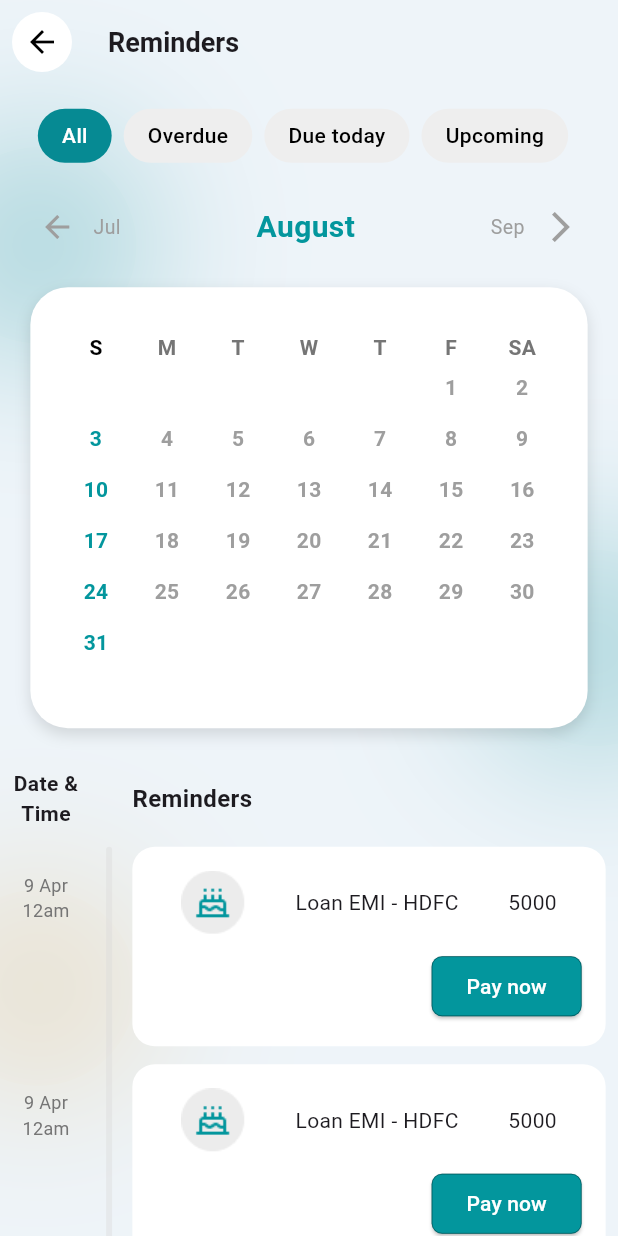
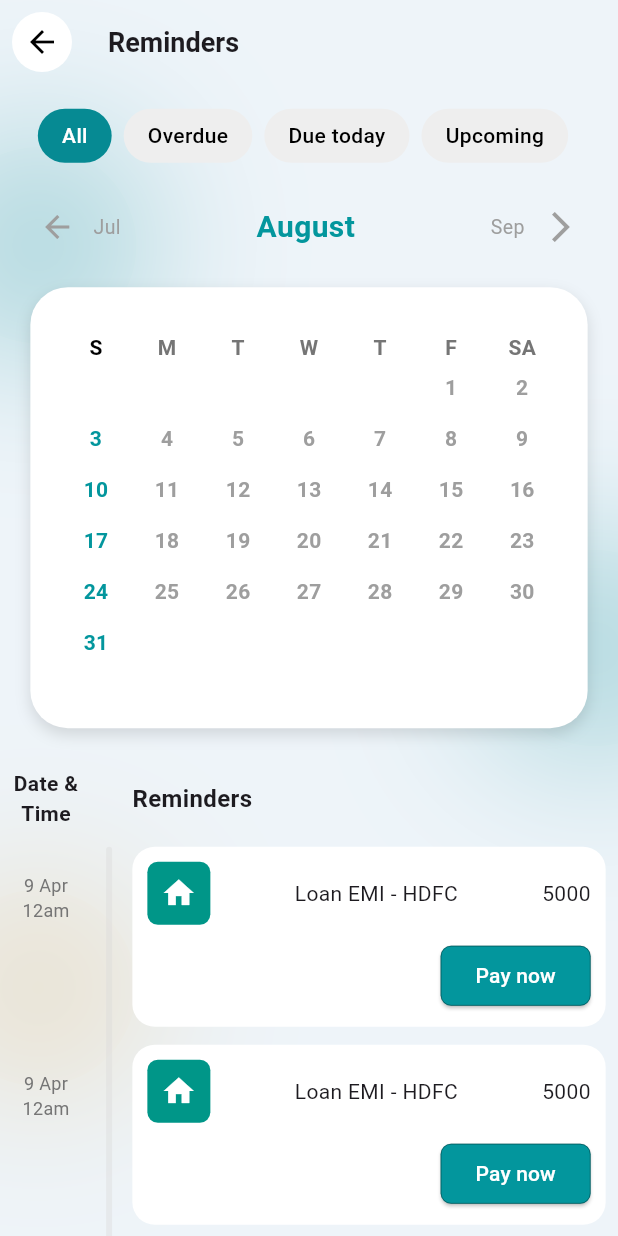
Before and after one commit to Arjun256900/ekonomi_new, a Flutter app: the ReminderScreen screen opened directly, on a phone screen of 412 x 824 dp. Run offline on Flutter 3.47's test engine with Material 3 defaults, Android fonts, the phone set to English and light mode, and no system bars; our stand-ins replace dotted_border, equatable, file_picker, fl_chart, flutter_bloc, shared_preferences; accounts and stored records are empty.

Commit message:
kandiah: remider Scren Card changes

```diff
--- a/lib/main.dart
+++ b/lib/main.dart
@@ -33,7 +33,7 @@ class MyApp extends StatelessWidget {
       home: Scaffold(
         backgroundColor: Colors.transparent,
         // body: OnboardingScreen(),
-        body: AddEventScreen(),
+        body: ReminderScreen(),
       ),
       theme: ThemeData(primaryColor: Color(0xFF03969D)),
     );
--- a/lib/widgets/reminders_screen/reminder_card.dart
+++ b/lib/widgets/reminders_screen/reminder_card.dart
@@ -17,7 +17,7 @@ class _ReminderCardState extends State<ReminderCard> {
   @override
   Widget build(BuildContext context) {
     return Container(
-      padding: EdgeInsets.all(16),
+      padding: EdgeInsets.all(10),
       decoration: BoxDecoration(
         borderRadius: BorderRadius.circular(15),
         color: Colors.white,
@@ -26,9 +26,17 @@ class _ReminderCardState extends State<ReminderCard> {
         crossAxisAlignment: CrossAxisAlignment.end,
         children: [
           Row(
-            mainAxisAlignment: MainAxisAlignment.spaceAround,
+            mainAxisAlignment: MainAxisAlignment.spaceBetween,
             children: [
-              Image.asset('assets/occasional_planner/occasional_planner_1.png'),
+              Container(
+                height: 42,
+                width: 42,
+                decoration: BoxDecoration(
+                  color: Colors.teal,
+                  borderRadius: BorderRadius.circular(7),
+                ),
+                child: Icon(Icons.home, color: Colors.white),
+              ),
               Text(widget.reminderTitle),
               Text(widget.amount),
             ],
```
